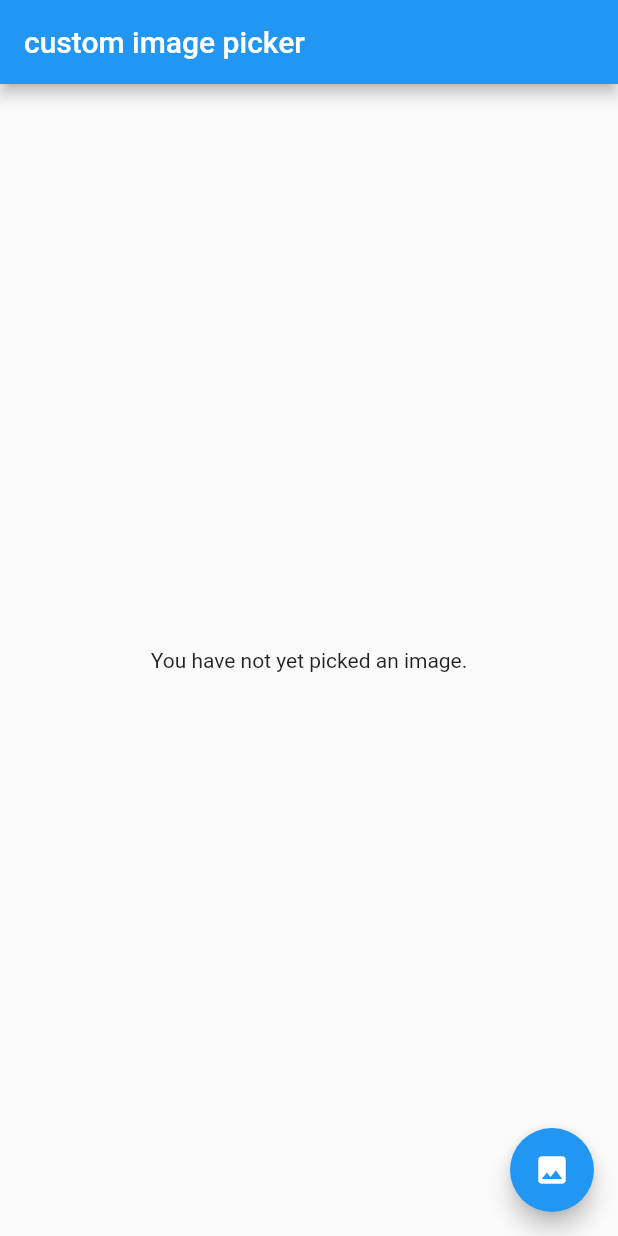
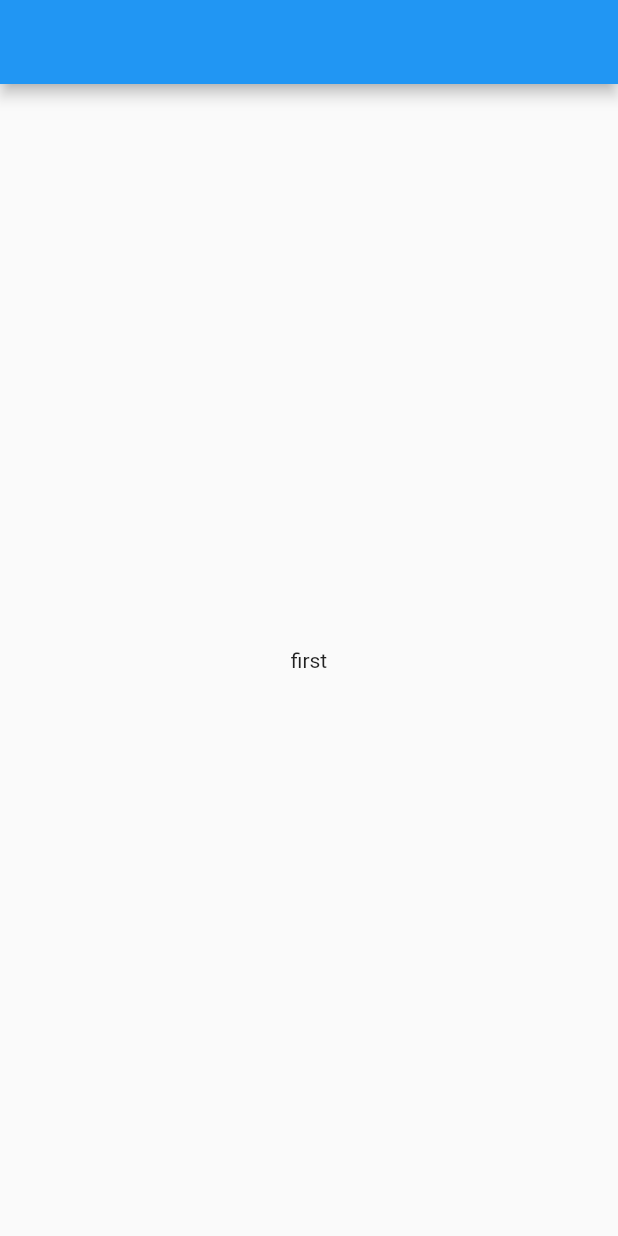
Before and after one commit to DrSkele/flutter_practice, a Flutter app: the screen it shows after launch, on a phone screen of 412 x 824 dp. Run offline on Flutter 3.47's test engine with Material 2 defaults, Android fonts, the phone set to English and light mode, and no system bars; our stand-ins replace image_picker.

Commit message:
DarkMode  - dark mode change test with provider
SlideView
 - pageview with infinite scroll

```diff
--- a/lib/main.dart
+++ b/lib/main.dart
@@ -1,7 +1,9 @@
 import 'package:flutter/material.dart';
+import 'package:flutter_practice/dark_mode/dark_mode.dart';
 import 'package:flutter_practice/image_picker/image_picker_custom.dart';
 import 'package:flutter_practice/image_picker/image_picker_practice.dart';
+import 'package:flutter_practice/page_view/slide_view.dart';
 
 void main() {
-  runApp(const MyImagePickerApp());
+  runApp(MySliderApp());
 }
--- /dev/null
+++ b/lib/page_view/slide_view.dart
@@ -0,0 +1,87 @@
+import 'package:flutter/material.dart';
+
+class MySliderApp extends StatelessWidget {
+  const MySliderApp({Key? key}) : super(key: key);
+
+  @override
+  Widget build(BuildContext context) {
+    return const MaterialApp(
+      title: 'Image Picker Custom',
+      home: SlideView(
+        children: [
+          Center(
+            child: Text('first'),
+          ),
+          Center(
+            child: Text('second'),
+          ),
+          Center(
+            child: Text('third'),
+          ),
+          Center(
+            child: Text('fourth'),
+          ),
+        ],
+      ),
+    );
+  }
+}
+
+class SlideView extends StatefulWidget {
+  const SlideView({super.key, required this.children}) : itemBuilder = null;
+
+  const SlideView.builder({
+    super.key,
+    required Widget Function(BuildContext, int) this.itemBuilder,
+  }) : children = null;
+
+  @override
+  State<SlideView> createState() => _SlideViewState();
+
+  final List<Widget>? children;
+  final Function? itemBuilder;
+}
+
+class _SlideViewState extends State<SlideView> {
+  late final PageController pageController;
+
+  @override
+  void initState() {
+    // TODO: implement initState
+    super.initState();
+
+    pageController = PageController(
+      initialPage:
+          (widget.children != null) ? widget.children!.length * 10 : 100,
+    );
+  }
+
+  @override
+  void dispose() {
+    // TODO: implement dispose
+    pageController.dispose();
+    super.dispose();
+  }
+
+  @override
+  Widget build(BuildContext context) {
+    return Scaffold(
+      appBar: AppBar(),
+      body: fixedListView(context),
+    );
+  }
+
+  Widget fixedListView(BuildContext context) {
+    return PageView.builder(
+      controller: pageController,
+      itemBuilder: widget.itemBuilder != null
+          ? widget.itemBuilder as Widget? Function(BuildContext, int)
+          : (context, index) {
+              if (widget.children != null) {
+                return widget.children![index % widget.children!.length];
+              }
+              return Container();
+            },
+    );
+  }
+}
--- a/pubspec.yaml
+++ b/pubspec.yaml
@@ -36,6 +36,7 @@ dependencies:
   cupertino_icons: ^1.0.2
   image_picker: ^0.8.6+1
   video_player: ^2.5.1
+  provider: ^6.0.5
 
 dev_dependencies:
   flutter_test:
```
Also changed, not shown: lib/dark_mode/dark_mode.dart (added, +67 -0 lines), pubspec.lock.
